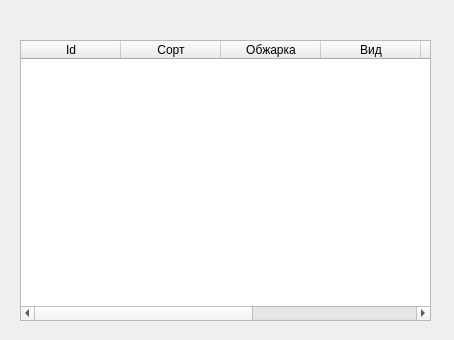
First picture: the form in main.ui, repository BlasphemyGod/yandexCoffee, before the edit.
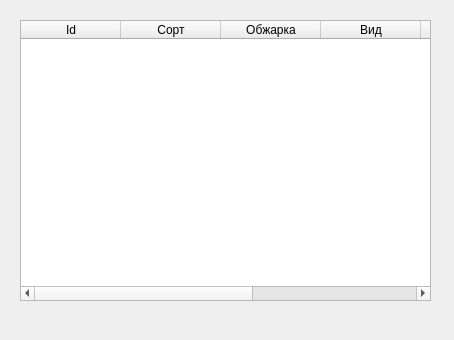
Second picture: the form after the edit.

Commit message: Now there is might to append new sort of coffee and edit exists

```diff
--- a/main.ui
+++ b/main.ui
@@ -18,7 +18,7 @@
     <property name="geometry">
      <rect>
       <x>20</x>
-      <y>40</y>
+      <y>20</y>
       <width>411</width>
       <height>281</height>
      </rect>
```
Left out of the diff: 10 changed lines with no effect on the pictures. The commit also changes 2 other files.
